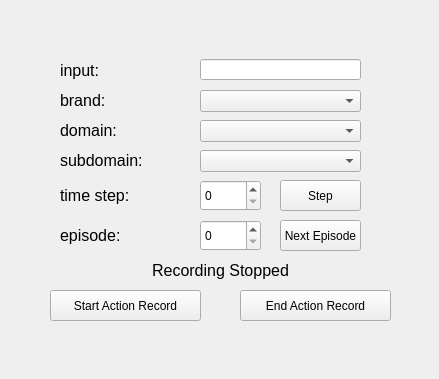
Above: QtScrcpy/ui/actionrecord.ui from qsstcl/QtScrcpy-AutoRecord before the change. Below: the same form after it.
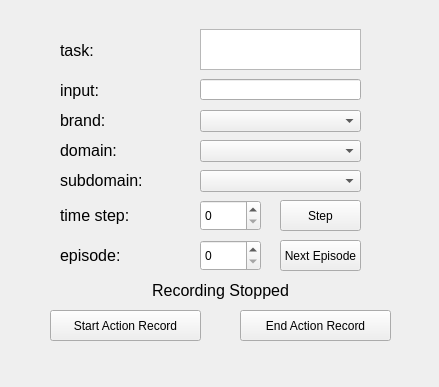
That is the form after the change.

Commit message: feat: load tasks

```diff
--- a/QtScrcpy/ui/actionrecord.ui
+++ b/QtScrcpy/ui/actionrecord.ui
@@ -7,7 +7,7 @@
     <x>0</x>
     <y>0</y>
     <width>439</width>
-    <height>379</height>
+    <height>387</height>
    </rect>
   </property>
   <property name="windowTitle">
@@ -17,7 +17,7 @@
    <property name="geometry">
     <rect>
      <x>280</x>
-     <y>180</y>
+     <y>200</y>
      <width>81</width>
      <height>31</height>
     </rect>
@@ -30,7 +30,7 @@
    <property name="geometry">
     <rect>
      <x>50</x>
-     <y>290</y>
+     <y>310</y>
      <width>151</width>
      <height>31</height>
     </rect>
@@ -43,7 +43,7 @@
    <property name="geometry">
     <rect>
      <x>240</x>
-     <y>290</y>
+     <y>310</y>
      <width>151</width>
      <height>31</height>
     </rect>
@@ -56,7 +56,7 @@
    <property name="geometry">
     <rect>
      <x>60</x>
-     <y>80</y>
+     <y>100</y>
      <width>61</width>
      <height>41</height>
     </rect>
@@ -74,7 +74,7 @@
    <property name="geometry">
     <rect>
      <x>60</x>
-     <y>170</y>
+     <y>190</y>
      <width>81</width>
      <height>51</height>
     </rect>
@@ -92,7 +92,7 @@
    <property name="geometry">
     <rect>
      <x>60</x>
-     <y>210</y>
+     <y>230</y>
      <width>61</width>
      <height>51</height>
     </rect>
@@ -110,7 +110,7 @@
    <property name="geometry">
     <rect>
      <x>200</x>
-     <y>220</y>
+     <y>240</y>
      <width>61</width>
      <height>31</height>
     </rect>
@@ -120,7 +120,7 @@
    <property name="geometry">
     <rect>
      <x>200</x>
-     <y>180</y>
+     <y>200</y>
      <width>61</width>
      <height>31</height>
     </rect>
@@ -130,17 +130,17 @@
    <property name="geometry">
     <rect>
      <x>200</x>
-     <y>90</y>
-     <width>161</width>
-     <height>22</height>
-    </rect>
-   </property>
-  </widget>
-  <widget class="QLabel" name="label_3">
-   <property name="geometry">
-    <rect>
-     <x>60</x>
      <y>110</y>
+     <width>161</width>
+     <height>22</height>
+    </rect>
+   </property>
+  </widget>
+  <widget class="QLabel" name="label_3">
+   <property name="geometry">
+    <rect>
+     <x>60</x>
+     <y>130</y>
      <width>71</width>
      <height>41</height>
     </rect>
@@ -158,7 +158,7 @@
    <property name="geometry">
     <rect>
      <x>200</x>
-     <y>120</y>
+     <y>140</y>
      <width>161</width>
      <height>22</height>
     </rect>
@@ -168,7 +168,7 @@
    <property name="geometry">
     <rect>
      <x>200</x>
-     <y>150</y>
+     <y>170</y>
      <width>161</width>
      <height>22</height>
     </rect>
@@ -178,7 +178,7 @@
    <property name="geometry">
     <rect>
      <x>60</x>
-     <y>140</y>
+     <y>160</y>
      <width>91</width>
      <height>41</height>
     </rect>
@@ -196,7 +196,7 @@
    <property name="geometry">
     <rect>
      <x>140</x>
-     <y>260</y>
+     <y>280</y>
      <width>161</width>
      <height>20</height>
     </rect>
@@ -217,7 +217,7 @@
    <property name="geometry">
     <rect>
      <x>280</x>
-     <y>220</y>
+     <y>240</y>
      <width>81</width>
      <height>31</height>
     </rect>
@@ -230,7 +230,7 @@
    <property name="geometry">
     <rect>
      <x>200</x>
-     <y>59</y>
+     <y>79</y>
      <width>161</width>
      <height>21</height>
     </rect>
@@ -240,7 +240,7 @@
    <property name="geometry">
     <rect>
      <x>60</x>
-     <y>50</y>
+     <y>70</y>
      <width>61</width>
      <height>41</height>
     </rect>
@@ -254,6 +254,34 @@
     <string>input:</string>
    </property>
   </widget>
+  <widget class="QLabel" name="label_7">
+   <property name="geometry">
+    <rect>
+     <x>60</x>
+     <y>30</y>
+     <width>61</width>
+     <height>41</height>
+    </rect>
+   </property>
+   <property name="font">
+    <font>
+     <pointsize>12</pointsize>
+    </font>
+   </property>
+   <property name="text">
+    <string>task:</string>
+   </property>
+  </widget>
+  <widget class="QTextBrowser" name="taskBrowser">
+   <property name="geometry">
+    <rect>
+     <x>200</x>
+     <y>29</y>
+     <width>161</width>
+     <height>41</height>
+    </rect>
+   </property>
+  </widget>
  </widget>
  <resources/>
  <connections/>
```
The commit also changes 1 other file.
